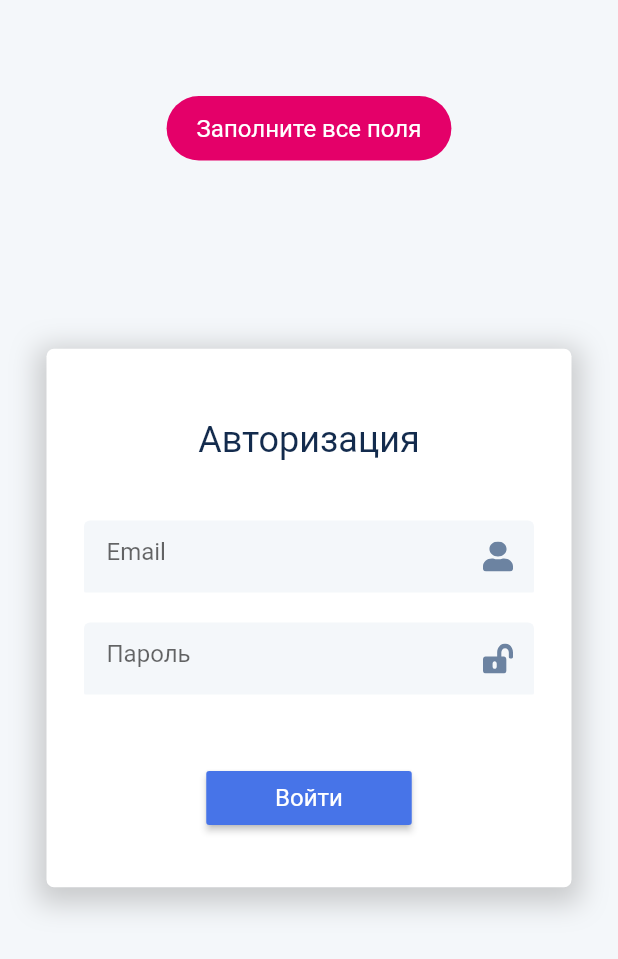
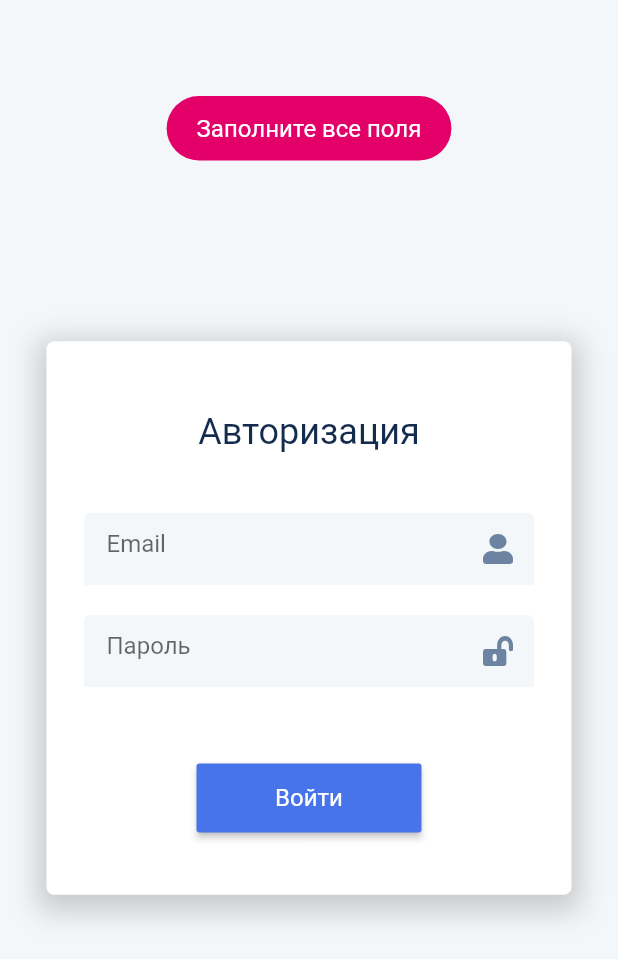
Before and after one commit to SEARteam1928/mstroy, a Flutter app: the screen it shows after launch, after a tap on "Войти", on a phone screen of 412 x 824 dp. Shown: the top 959 px of the screen. Run offline on Flutter 3.47's test engine with Material 2 defaults, Android fonts, the light colour scheme and no system bars; our stand-ins replace flutter_svg, fluttertoast, graphql_flutter.

Commit message:
authorizationBackFinished

```diff
--- a/lib/Authorization.dart
+++ b/lib/Authorization.dart
@@ -1,15 +1,18 @@
 import 'package:flutter/material.dart';
 import 'package:fluttertoast/fluttertoast.dart';
 import 'package:flutter_svg/flutter_svg.dart';
-import 'package:graphql_flutter/graphql_flutter.dart';
+import 'package:http/http.dart' as http;
+import 'dart:convert';
+import 'package:mstroy/urls.dart';
+import 'MSColors.dart';
 
 class Authorization extends StatefulWidget {
-  Authorization({Key key, this.title}) : super(key: key);
-  final String title;
-
+  Authorization({Key key}) : super(key: key);
   @override
   _MyHomePageState createState() => _MyHomePageState();
 }
+
+var underLineColor = blue;
 
 class _MyHomePageState extends State<Authorization> {
   TextEditingController loginController = TextEditingController(),
@@ -18,22 +21,22 @@ class _MyHomePageState extends State<Authorization> {
   @override
   Widget build(BuildContext context) {
     return Scaffold(
-      backgroundColor: const Color(0xFFF4F7FA),
+      backgroundColor: backgroundWhite,
       body: Center(
           child: SafeArea(
               child: Container(
         padding: EdgeInsets.only(left: 25, top: 40, right: 25, bottom: 40),
         decoration: BoxDecoration(
-            color: Colors.white,
+            color: white,
             borderRadius: BorderRadius.all(Radius.circular(5)),
             boxShadow: [
               BoxShadow(
-                  color: Colors.grey.withOpacity(0.5),
+                  color: greyOpacity0_5,
                   spreadRadius: 6,
                   blurRadius: 15,
                   offset: Offset(0, 5))
             ]),
-        height: 359,
+        height: 369,
         width: 350,
         child: Column(
           mainAxisAlignment: MainAxisAlignment.center,
@@ -46,7 +49,7 @@ class _MyHomePageState extends State<Authorization> {
                 style: TextStyle(
                     fontWeight: FontWeight.w400,
                     fontSize: 24.0,
-                    color: const Color(0xff132B4D)),
+                    color: darkBlue),
               ),
             ),
             _textField(loginController, loginIco, false, "Email", 0),
@@ -64,7 +67,7 @@ class _MyHomePageState extends State<Authorization> {
       width: 300,
       margin: EdgeInsets.only(top: containerMargin, bottom: containerMargin),
       decoration: BoxDecoration(
-        color: const Color(0xFFF4F7FA),
+        color: backgroundWhite,
         borderRadius: BorderRadius.only(
             topLeft: Radius.circular(4),
             topRight: Radius.circular(4),
@@ -81,7 +84,7 @@ class _MyHomePageState extends State<Authorization> {
             ),
             border: InputBorder.none,
             focusedBorder: UnderlineInputBorder(
-              borderSide: BorderSide(color: const Color(0xFF4774e8)),
+              borderSide: BorderSide(color: underLineColor),
             ),
             errorBorder: InputBorder.none,
             disabledBorder: InputBorder.none,
@@ -94,15 +97,15 @@ class _MyHomePageState extends State<Authorization> {
 
   Widget _enterButton() {
     return Container(
-        width: 137,
-        height: 36,
+        width: 150,
+        height: 46,
         margin: EdgeInsets.only(top: 31),
         child: MaterialButton(
             onPressed: () {
               _checkInputOnNull();
             },
-            textColor: Colors.white,
-            color: const Color(0xFF4774e8),
+            textColor: white,
+            color: blue,
             child: Container(
               padding: EdgeInsets.only(top: 4, bottom: 4),
               child: Text(
@@ -112,28 +115,69 @@ class _MyHomePageState extends State<Authorization> {
             )));
   }
 
-  void _checkInputOnNull() {
+  Future<void> _checkInputOnNull() async {
     String login = loginController.text;
     String password = passwordController.text;
+
     if (login == '' || password == '') {
       Fluttertoast.showToast(
           msg: "Заполните все поля",
           toastLength: Toast.LENGTH_SHORT,
           gravity: ToastGravity.TOP,
           timeInSecForIosWeb: 1,
-          backgroundColor: const Color(0xffe40069),
+          backgroundColor: red,
           textColor: Colors.white,
           fontSize: 16.0);
     } else {
+      //заглушка для быстрого тестирования
+      //TODO REPLACE COMMENT IN CURRENT AUTH DATA
+
+      Map authData = {
+        "email": loginController.text,
+        "password": passwordController.text
+      };
+
+
+/*
       Fluttertoast.showToast(
-          msg: "Вход в систему!",
+          msg: "Выполняется вход в систему!",
           toastLength: Toast.LENGTH_SHORT,
-          gravity: ToastGravity.BOTTOM,
+          gravity: ToastGravity.TOP,
           timeInSecForIosWeb: 1,
-          backgroundColor: const Color(0xff00A1e7),
+          backgroundColor: lightBlue,
           textColor: Colors.white,
           fontSize: 16.0);
-      Navigator.of(context).pushNamed('/RenameList');
+*/
+
+      var body = json.encode(authData);
+      var authResponse = await http.post(authApiUrl,
+          headers: {"Content-type": "application/json;charset=utf-8"},
+          body: body);
+
+      print(authResponse.body);
+      var authResponseJson = jsonDecode(authResponse.body);
+
+      if (authResponseJson["status"] == "success") {
+        Fluttertoast.showToast(
+            msg:
+                "Вход выполнен\n\nПользователь: ${authResponseJson["user"]["username"]}",
+            toastLength: Toast.LENGTH_SHORT,
+            gravity: ToastGravity.TOP,
+            timeInSecForIosWeb: 1,
+            backgroundColor: lightBlue,
+            textColor: white,
+            fontSize: 17.0);
+        Navigator.of(context).pushReplacementNamed('/RenameList');
+      } else {
+        Fluttertoast.showToast(
+            msg: "Ошибка входа, проверьте введёные данные",
+            toastLength: Toast.LENGTH_SHORT,
+            gravity: ToastGravity.TOP,
+            timeInSecForIosWeb: 1,
+            backgroundColor: red,
+            textColor: white,
+            fontSize: 16.0);
+      }
     }
   }
 }
--- /dev/null
+++ b/lib/MSColors.dart
@@ -0,0 +1,9 @@
+import 'package:flutter/material.dart';
+
+var lightBlue = const Color(0xff00A1e7);
+var blue = const Color(0xFF4774e8);
+var darkBlue = const Color(0xff132B4D);
+var red = const Color(0xffe40069);
+var white = Colors.white;
+var backgroundWhite = const Color(0xFFF4F7FA);
+var greyOpacity0_5 = Colors.grey.withOpacity(0.5);
--- a/lib/SplashScreen.dart
+++ b/lib/SplashScreen.dart
@@ -29,8 +29,8 @@ class _SplashScreenState extends State<SplashScreen> {
           mainAxisAlignment: MainAxisAlignment.center,
           children: <Widget>[
             Container(
-              height: 300,
-              width: 300,
+              height: 400,
+              width: 400,
               child: logoIco,
               padding: EdgeInsets.all(0),
             ),
--- a/lib/main.dart
+++ b/lib/main.dart
@@ -9,8 +9,8 @@ void main() {
 
 class MyApp extends StatelessWidget {
   final routes = <String, WidgetBuilder>{
-    '/Authorization': (BuildContext context) => Authorization(title: 'MStroy'),
-    '/RenameList': (BuildContext context) => RenameList(title: 'MStroy')
+    '/Authorization': (BuildContext context) => Authorization(),
+    '/RenameList': (BuildContext context) => RenameList()
   };
 
   @override
--- /dev/null
+++ b/lib/urls.dart
@@ -0,0 +1,2 @@
+const baseApiUrl = "https://helmetapi.ms11.ru";
+const authApiUrl = "https://helmetapi.ms11.ru/auth/login";
--- a/pubspec.yaml
+++ b/pubspec.yaml
@@ -32,7 +32,7 @@ dependencies:
   flutter_svg: ^0.17.4
   splashscreen: ^1.2.0
   graphql_flutter: ^3.0.0
-
+  http: ^0.12.1
 dev_dependencies:
   flutter_test:
     sdk: flutter
```
Also changed, not shown: lib/RenameList.dart (+71 -27 lines), pubspec.lock, 2 other files.
